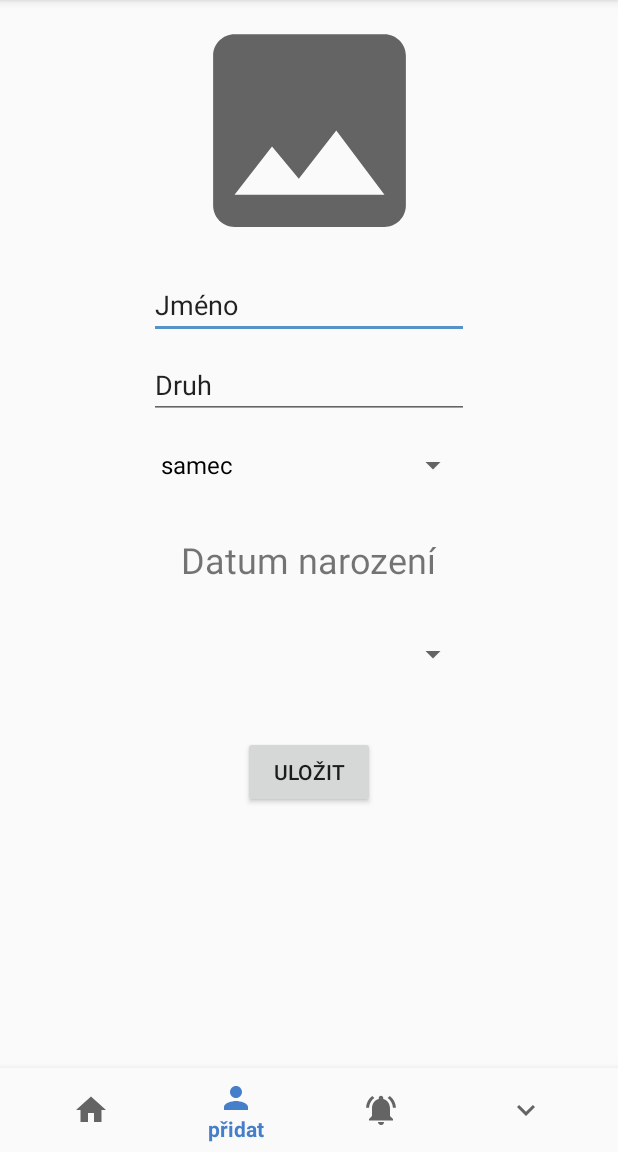
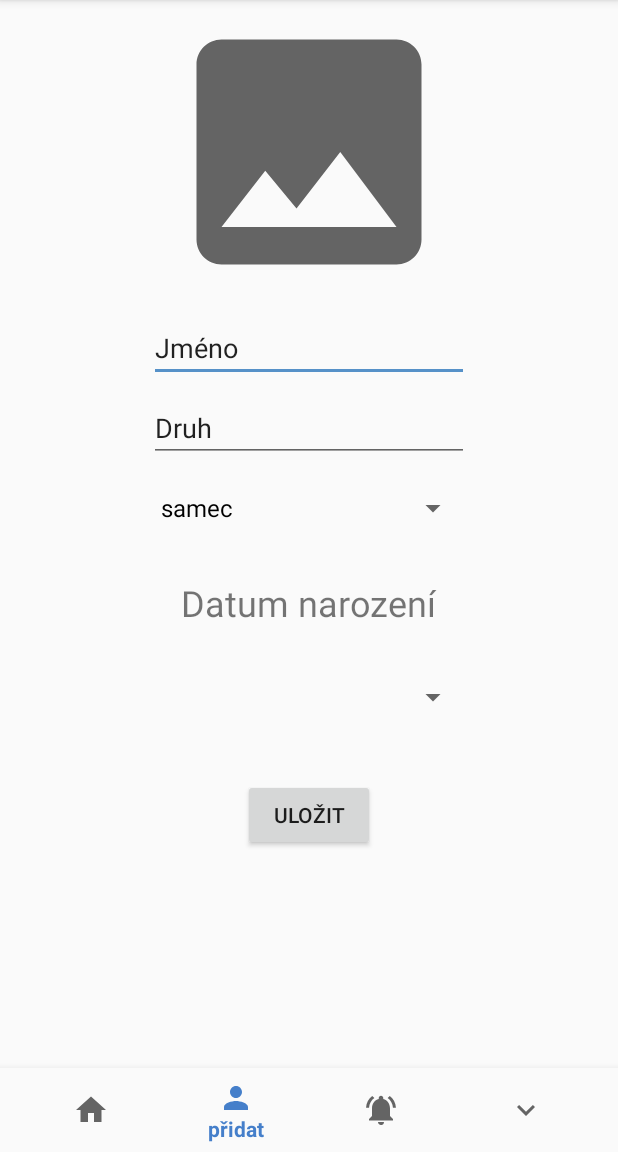
Before and after one commit to eik0021/Serpensortia, an Android app: the AddAnimalActivity screen opened directly, with no data from a screen before it, on a phone screen of 412 x 824 dp, the part 84-1236 px from its top. Run offline under Robolectric (Android 15) with nearby library versions, the phone set to English and light mode, and no system bars; libraries missing offline, so code that uses them is left out: com.activeandroid, com.activeandroid.annotation, com.activeandroid.query, com.orm; 2 statements that could not run were skipped.

Commit message:
animal list done

```diff
--- a/app/src/main/java/com/example/serpensortia/AddAnimalActivity.java
+++ b/app/src/main/java/com/example/serpensortia/AddAnimalActivity.java
@@ -126,56 +126,7 @@ public class AddAnimalActivity extends BaseActivity implements DatePickerDialog.
         });
 
     }
-/*
-    @Override
-    protected void onCreate(Bundle savedInstanceState) {
-        super.onCreate(savedInstanceState);
-        setContentView(R.layout.activity_add_animal);
-        ActiveAndroid.initialize(getApplication());
 
-        reptile = new Reptile();
-
-        editTextName = findViewById(R.id.editTextName);
-        editTextSpecies = findViewById(R.id.editTextSpecies);
-        editTextBirthDate = findViewById(R.id.editTextBirthDate);
-
-        spinnerSexType = findViewById(R.id.spinnerSexType);
-        spinnerGroup = findViewById(R.id.spinnerGroup);
-
-        List<Group> groups = Group.getAllGroups();
-
-        List<String> groupsList = new ArrayList<>();
-        for (Group g : groups) {
-            groupsList.add(g.name);
-        }
-
-        List<String> sexTypes = new ArrayList<>();
-        sexTypes.add("samec");
-        sexTypes.add("samice");
-        sexTypes.add("neznámý");
-
-        ArrayAdapter<String> dataGroupAdapter = new ArrayAdapter<>(this, android.R.layout.simple_spinner_dropdown_item, groupsList);
-        ArrayAdapter<String> dataSexTypeAdapter = new ArrayAdapter<>(this, android.R.layout.simple_spinner_dropdown_item, sexTypes);
-
-        spinnerGroup.setAdapter(dataGroupAdapter);
-        spinnerSexType.setAdapter(dataSexTypeAdapter);
-
-        spinnerGroup.setOnItemSelectedListener(new AdapterView.OnItemSelectedListener() {
-            @Override
-            public void onItemSelected(AdapterView<?> parent, View view, int position, long id) {
-                Log.d("onSelected", "onItemSelected: " + parent.getItemAtPosition(position).toString());
-                reptile.group = Group.findByName(parent.getItemAtPosition(position).toString());
-
-            }
-
-            @Override
-            public void onNothingSelected(AdapterView<?> parent) {
-
-            }
-        });
-
-
-    }*/
 
     @Override
     protected int getContentViewId() {
@@ -208,6 +159,7 @@ public class AddAnimalActivity extends BaseActivity implements DatePickerDialog.
 
         Reptile r = Reptile.findByName(reptile.name);
         Log.d("saved file", " " + r.image);
+        startActivity(new Intent(this, AnimalMainActivity.class));
     }
 
     public void saveAnimal(View view) {
--- a/app/src/main/java/com/example/serpensortia/MainActivity.java
+++ b/app/src/main/java/com/example/serpensortia/MainActivity.java
@@ -59,7 +59,7 @@ public class MainActivity extends AppCompatActivity {
                 super.onAuthenticationSucceeded(result);
                 Toast.makeText(getApplicationContext(), "Úspěšné přihlášení", Toast.LENGTH_SHORT).show();
                Intent intent = new Intent(getApplicationContext(),
-                        AddAnimalActivity.class);
+                        AnimalMainActivity.class);
                 startActivity(intent);
             }
 
--- a/app/src/main/res/layout/activity_add_animal.xml
+++ b/app/src/main/res/layout/activity_add_animal.xml
@@ -41,8 +41,8 @@
 
     <ImageView
         android:id="@+id/imageView"
-        android:layout_width="347dp"
-        android:layout_height="171dp"
+        android:layout_width="200dp"
+        android:layout_height="200dp"
         android:layout_marginTop="1dp"
         app:layout_constraintEnd_toEndOf="parent"
         app:layout_constraintStart_toStartOf="parent"
```
Also changed, not shown: app/src/main/res/layout/activity_animal_main.xml (+6 -6 lines).
